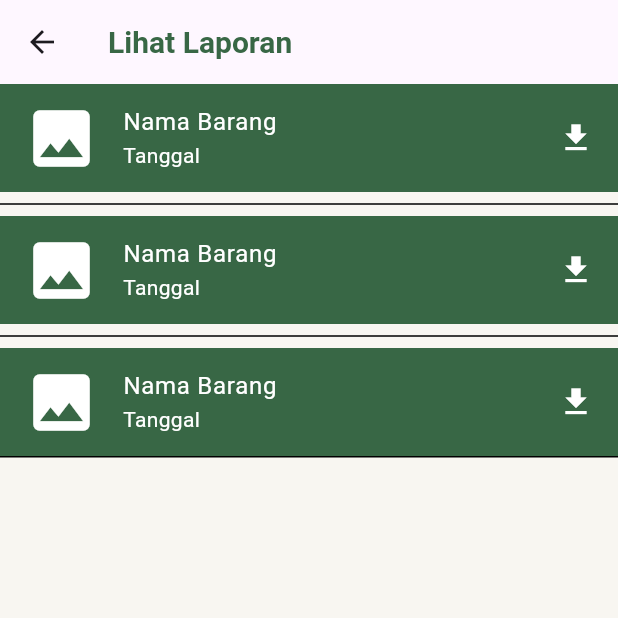
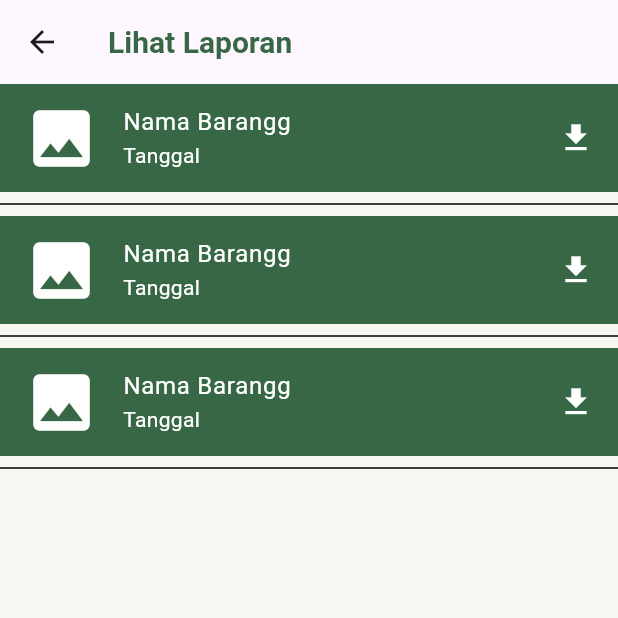
Before and after one commit to uinsaga-pmob/3A-03, a Flutter app: the screen it shows after launch, after a tap on "Konfirmasi", on a phone screen of 412 x 824 dp, the top half of it. Run offline on Flutter 3.47's test engine with Material 3 defaults, Android fonts, the phone set to English and light mode, and no system bars.

Commit message:
final login page

```diff
--- a/lib/lihat_laporan.dart
+++ b/lib/lihat_laporan.dart
@@ -17,42 +17,38 @@ class lihat_laporan extends StatelessWidget {
         ),
         body: ListView(
           children: [
-            ListTile(
-              contentPadding: EdgeInsets.symmetric(horizontal: 16),
-              title: Text("Nama Barang", style: TextStyle(color: Colors.white)),
-              subtitle: Text("Tanggal", style: TextStyle(color: Colors.white),),
-              leading: Icon(Icons.image, color: Colors.white, size: 50),
-              tileColor: Color(0xff386745),
-              trailing: Icon(Icons.download, color: Colors.white,),
+            laporan_barang(),
+            Divider(
+              color: Colors.black,
             ),
+            laporan_barang(),
             Divider(
-              color: Colors.black
+              color: Colors.black,
             ),
-            ListTile(
-              contentPadding: EdgeInsets.symmetric(horizontal: 16),
-              title: Text("Nama Barang", style: TextStyle(color: Colors.white)),
-              subtitle: Text("Tanggal", style: TextStyle(color: Colors.white),),
-              leading: Icon(Icons.image, color: Colors.white, size: 50),
-              tileColor: Color(0xff386745),
-              trailing: Icon(Icons.download, color: Colors.white,),
-            ),
+            laporan_barang(),
             Divider(
-              color: Colors.black
-            ),
-            ListTile(
-              contentPadding: EdgeInsets.symmetric(horizontal: 16),
-              title: Text("Nama Barang", style: TextStyle(color: Colors.white)),
-              subtitle: Text("Tanggal", style: TextStyle(color: Colors.white),),
-              leading: Icon(Icons.image, color: Colors.white, size: 50),
-              tileColor: Color(0xff386745),
-              trailing: Icon(Icons.download, color: Colors.white,),
-            ),
-            Divider(
-              height: 1,
-              color: Colors.black
+              color: Colors.black,
             ),
           ],
         )
       );
   }
 }
+
+class laporan_barang extends StatelessWidget {
+  const laporan_barang({
+    super.key,
+  });
+
+  @override
+  Widget build(BuildContext context) {
+    return ListTile(
+      contentPadding: EdgeInsets.symmetric(horizontal: 16),
+      title: Text("Nama Barangg", style: TextStyle(color: Colors.white)),
+      subtitle: Text("Tanggal", style: TextStyle(color: Colors.white),),
+      leading: Icon(Icons.image, color: Colors.white, size: 50),
+      tileColor: Color(0xff386745),
+      trailing: Icon(Icons.download, color: Colors.white,),
+    );
+  }
+}
--- a/lib/login_page.dart
+++ b/lib/login_page.dart
@@ -1,6 +1,7 @@
 import 'package:flutter/material.dart';
 import 'package:pabrik_kayu/lihat_laporan.dart';
 import 'package:pabrik_kayu/style.dart';
+import 'package:pabrik_kayu/daftar_akun.dart';
 
 
 
@@ -36,26 +37,71 @@ class _LoginPageState extends State<LoginPage> {
             ),
             child: Column(
             mainAxisAlignment: MainAxisAlignment.center,
-            children: [
+
+              // Judul Halaman Masuk
+            children:<Widget> [
               Text(
                 "Masuk",
                 style: TextStyle(fontSize: 40, fontWeight: FontWeight.bold, color: Colors.white),
               ),
-              TextField(
-                decoration: InputDecoration(labelText: 'Username', border: OutlineInputBorder(borderRadius: BorderRadius.circular(50))),
-              ),
-              TextField(
-                decoration: InputDecoration(labelText: 'Password'),
-                obscureText: true,
+
+              SizedBox(height: 10),
+              textfieldcostom("username", hint: "Username",),
+              SizedBox(height: 10),
+
+              textfieldcostom("Password", hint: "Password", obscureText: true,),
+
+              SizedBox(height: 20),
+              Container(
+                height: 45,
+                width: double.infinity,
+                child: ElevatedButton(
+                  onPressed: () => Navigator.push(
+                    context,
+                    MaterialPageRoute(builder: (context) => lihat_laporan())),
+                  style: ElevatedButton.styleFrom(
+                    backgroundColor: greenColor,
+                    shape: RoundedRectangleBorder(
+                      borderRadius: BorderRadius.circular(20),
+                      side: const BorderSide(color: Colors.white),
+                    ),
+                  ),
+                  child: const Text(
+                    "Konfirmasi",
+                    style: TextStyle(
+                      color: Colors.white,
+                      fontSize: 16,
+                      fontWeight: FontWeight.w500,
+                      ),
+                    ),
+                  ),
               ),
               SizedBox(height: 20),
-              ElevatedButton(
-                onPressed: () => (Navigator.push(
-                  context,
-                  MaterialPageRoute(builder: (context) => lihat_laporan()),
-                )
-                ),
-                child: Text('Konfirmasi'),
+              Row(
+              mainAxisAlignment: MainAxisAlignment.center,
+              children: [
+                const Text(
+                  "Belum punya akun?  ",
+                  style: TextStyle(color: Colors.white,
+                  fontSize: 12),
+                  ),
+                    GestureDetector(
+                    onTap: () => Navigator.push(
+                      context,
+                      MaterialPageRoute(builder: (context) => DaftarAkun(),
+                      ),
+                    ),
+                    child: const Text(
+                      "daftar",
+                      style: TextStyle(
+                        color: Colors.white,
+                        fontWeight: FontWeight.bold,
+                        fontSize: 12,
+                        decoration: TextDecoration.underline,
+                      ),
+                    ),
+                  ),
+                ],
               ),
             ],
           ),
--- a/lib/style.dart
+++ b/lib/style.dart
@@ -1,3 +1,39 @@
 import 'package:flutter/material.dart';
 
 const greenColor = Color(0xff386745);
+const cream =Color(0xffF8F6F1);
+
+class textfieldcostom extends StatelessWidget {
+  const textfieldcostom(String s, {
+    super.key,
+    required this.hint,
+    this.obscureText = false,
+  });
+
+  final String hint;
+  final bool obscureText;
+
+  @override
+  Widget build(BuildContext context) {
+    return TextField(
+      decoration: InputDecoration(
+        hintText: hint,
+        hintStyle: const TextStyle(color: Color.fromARGB(200, 255, 255, 255)),
+        filled: true,
+        fillColor: const Color.fromARGB(0, 46, 90, 58),
+        contentPadding:
+            const EdgeInsets.symmetric(horizontal: 20, vertical: 14),
+        enabledBorder: OutlineInputBorder(
+          borderRadius: BorderRadius.circular(30),
+          borderSide: const BorderSide(color: Colors.white),
+        ),
+        focusedBorder: OutlineInputBorder(
+          borderRadius: BorderRadius.circular(30),
+          borderSide: const BorderSide(color: Colors.white, width: 1.5),
+        ),
+      ),
+      style: const TextStyle(color: Colors.white),
+      obscureText: obscureText,
+    );
+  }
+}
```
Also changed, not shown: lib/daftar_akun.dart (+70 -16 lines), lib/kode_OTP.dart (added, +101 -0 lines), lib/main.dart (line endings or trailing spaces).
